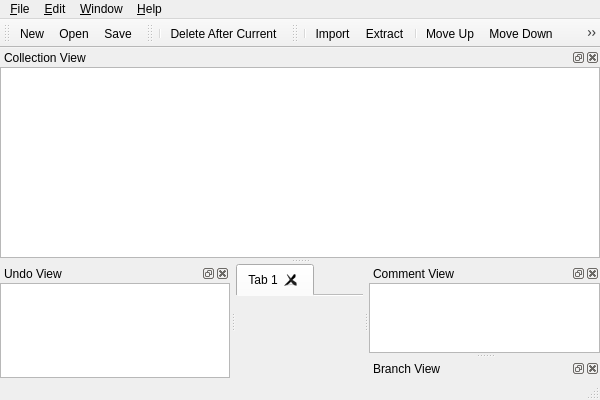
First picture: the form in branches/2.0.0/mainwindow.ui, repository nullx002/mugo, before the edit.
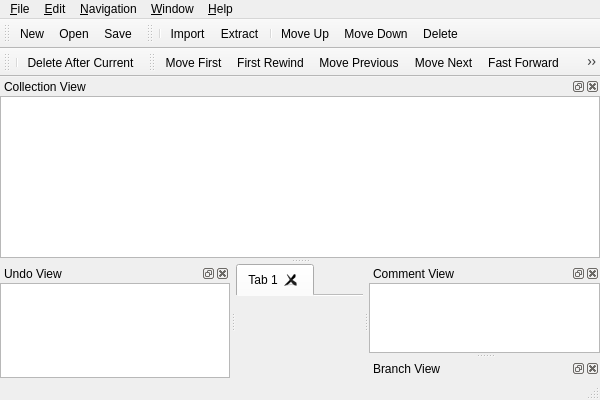
Second picture: the form after the edit. Icons and pictures are not drawn.

Commit message: add: move first, fast rewind, move previous, move last, fast forward, move next

```diff
--- a/branches/2.0.0/mainwindow.ui
+++ b/branches/2.0.0/mainwindow.ui
@@ -178,8 +178,20 @@
     <addaction name="actionDeleteAfterCurrent"/>
     <addaction name="actionDeleteCurrentOnly"/>
    </widget>
+   <widget class="QMenu" name="menuNavigation">
+    <property name="title">
+     <string>&amp;Navigation</string>
+    </property>
+    <addaction name="actionNavigationMoveFirst"/>
+    <addaction name="actionNavigationFastRewind"/>
+    <addaction name="actionNavigationMovePrevious"/>
+    <addaction name="actionNavigationMoveNext"/>
+    <addaction name="actionNavigationFastForward"/>
+    <addaction name="actionNavigationMoveLast"/>
+   </widget>
    <addaction name="menuFile"/>
    <addaction name="menuEdit"/>
+   <addaction name="menuNavigation"/>
    <addaction name="menuWindow"/>
    <addaction name="menuHelp"/>
   </widget>
@@ -197,6 +209,54 @@
    <addaction name="actionOpen"/>
    <addaction name="actionSave"/>
   </widget>
+  <widget class="QToolBar" name="collectionToolBar">
+   <property name="windowTitle">
+    <string>Collection Toolbar</string>
+   </property>
+   <attribute name="toolBarArea">
+    <enum>TopToolBarArea</enum>
+   </attribute>
+   <attribute name="toolBarBreak">
+    <bool>false</bool>
+   </attribute>
+   <addaction name="separator"/>
+   <addaction name="actionCollectionImport"/>
+   <addaction name="actionCollectionExtract"/>
+   <addaction name="separator"/>
+   <addaction name="actionCollectionMoveUp"/>
+   <addaction name="actionCollectionMoveDown"/>
+   <addaction name="actionCollectionDelete"/>
+  </widget>
+  <widget class="QToolBar" name="editToolBar">
+   <property name="windowTitle">
+    <string>Edit Toolbar</string>
+   </property>
+   <attribute name="toolBarArea">
+    <enum>TopToolBarArea</enum>
+   </attribute>
+   <attribute name="toolBarBreak">
+    <bool>true</bool>
+   </attribute>
+   <addaction name="separator"/>
+   <addaction name="actionDeleteAfterCurrent"/>
+  </widget>
+  <widget class="QToolBar" name="navigationToolBar">
+   <property name="windowTitle">
+    <string>Navigation ToolBar</string>
+   </property>
+   <attribute name="toolBarArea">
+    <enum>TopToolBarArea</enum>
+   </attribute>
+   <attribute name="toolBarBreak">
+    <bool>false</bool>
+   </attribute>
+   <addaction name="actionNavigationMoveFirst"/>
+   <addaction name="actionNavigationFastRewind"/>
+   <addaction name="actionNavigationMovePrevious"/>
+   <addaction name="actionNavigationMoveNext"/>
+   <addaction name="actionNavigationFastForward"/>
+   <addaction name="actionNavigationMoveLast"/>
+  </widget>
   <widget class="QStatusBar" name="statusBar"/>
   <widget class="QDockWidget" name="commentDockWidget">
    <property name="windowTitle">
@@ -289,37 +349,6 @@
     </layout>
    </widget>
   </widget>
-  <widget class="QToolBar" name="editToolBar">
-   <property name="windowTitle">
-    <string>Edit Toolbar</string>
-   </property>
-   <attribute name="toolBarArea">
-    <enum>TopToolBarArea</enum>
-   </attribute>
-   <attribute name="toolBarBreak">
-    <bool>false</bool>
-   </attribute>
-   <addaction name="separator"/>
-   <addaction name="actionDeleteAfterCurrent"/>
-  </widget>
-  <widget class="QToolBar" name="collectionToolBar">
-   <property name="windowTitle">
-    <string>Collection Toolbar</string>
-   </property>
-   <attribute name="toolBarArea">
-    <enum>TopToolBarArea</enum>
-   </attribute>
-   <attribute name="toolBarBreak">
-    <bool>false</bool>
-   </attribute>
-   <addaction name="separator"/>
-   <addaction name="actionCollectionImport"/>
-   <addaction name="actionCollectionExtract"/>
-   <addaction name="separator"/>
-   <addaction name="actionCollectionMoveUp"/>
-   <addaction name="actionCollectionMoveDown"/>
-   <addaction name="actionCollectionDelete"/>
-  </widget>
   <action name="actionNew">
    <property name="icon">
     <iconset>
@@ -713,6 +742,60 @@
     <string>Ctrl+Del</string>
    </property>
   </action>
+  <action name="actionNavigationMoveFirst">
+   <property name="icon">
+    <iconset resource="mugo.qrc">
+     <normaloff>:/res/movefirst.png</normaloff>:/res/movefirst.png</iconset>
+   </property>
+   <property name="text">
+    <string>Move First</string>
+   </property>
+  </action>
+  <action name="actionNavigationFastRewind">
+   <property name="icon">
+    <iconset resource="mugo.qrc">
+     <normaloff>:/res/fastrewind.png</normaloff>:/res/fastrewind.png</iconset>
+   </property>
+   <property name="text">
+    <string>First Rewind</string>
+   </property>
+  </action>
+  <action name="actionNavigationMovePrevious">
+   <property name="icon">
+    <iconset resource="mugo.qrc">
+     <normaloff>:/res/moveprev.png</normaloff>:/res/moveprev.png</iconset>
+   </property>
+   <property name="text">
+    <string>Move Previous</string>
+   </property>
+  </action>
+  <action name="actionNavigationMoveLast">
+   <property name="icon">
+    <iconset resource="mugo.qrc">
+     <normaloff>:/res/movelast.png</normaloff>:/res/movelast.png</iconset>
+   </property>
+   <property name="text">
+    <string>Move Last</string>
+   </property>
+  </action>
+  <action name="actionNavigationFastForward">
+   <property name="icon">
+    <iconset resource="mugo.qrc">
+     <normaloff>:/res/fastforward.png</normaloff>:/res/fastforward.png</iconset>
+   </property>
+   <property name="text">
+    <string>Fast Forward</string>
+   </property>
+  </action>
+  <action name="actionNavigationMoveNext">
+   <property name="icon">
+    <iconset resource="mugo.qrc">
+     <normaloff>:/res/movenext.png</normaloff>:/res/movenext.png</iconset>
+   </property>
+   <property name="text">
+    <string>Move Next</string>
+   </property>
+  </action>
   <action name="actionAbuot">
    <property name="text">
     <string>Abuot...</string>
```
Left out of the diff: 28 changed lines with no effect on the pictures. The commit also changes 9 other files.
